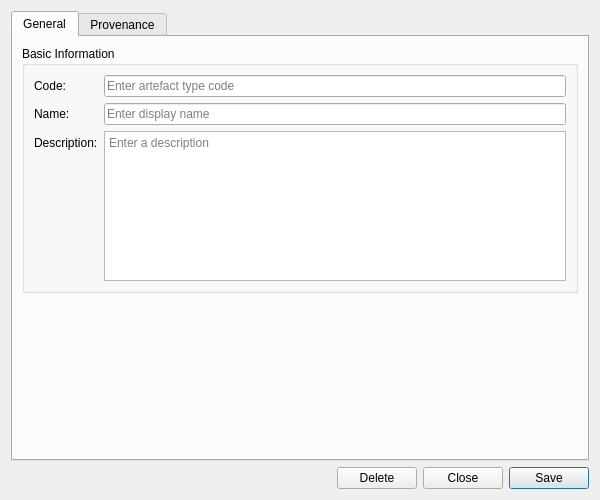
This is projects/ores.qt/dq/ui/ArtefactTypeDetailDialog.ui in OreStudio/OreStudio as Qt 5 draws it before an edit. The edited form follows.
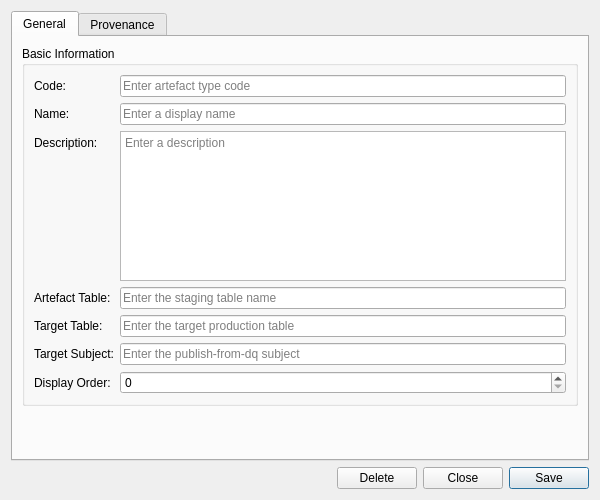
This is the edited form. Custom widgets are drawn as their Qt base class.

Commit message: [dq,sql,codegen] Fix artefact_type detail fields/eventing and DQ tenant-copy duplicate rows

What changed in the file:
```diff
--- a/projects/ores.qt/dq/ui/ArtefactTypeDetailDialog.ui
+++ b/projects/ores.qt/dq/ui/ArtefactTypeDetailDialog.ui
@@ -65,7 +65,7 @@
           <item row="1" column="1">
            <widget class="QLineEdit" name="nameEdit">
             <property name="placeholderText">
-             <string>Enter display name</string>
+             <string>Enter a display name</string>
             </property>
            </widget>
           </item>
@@ -95,6 +95,65 @@
             </property>
            </widget>
           </item>
+          <item row="3" column="0">
+           <widget class="QLabel" name="labelArtefactTable">
+            <property name="text">
+             <string>Artefact Table:</string>
+            </property>
+           </widget>
+          </item>
+          <item row="3" column="1">
+           <widget class="QLineEdit" name="artefactTableEdit">
+            <property name="placeholderText">
+             <string>Enter the staging table name</string>
+            </property>
+           </widget>
+          </item>
+          <item row="4" column="0">
+           <widget class="QLabel" name="labelTargetTable">
+            <property name="text">
+             <string>Target Table:</string>
+            </property>
+           </widget>
+          </item>
+          <item row="4" column="1">
+           <widget class="QLineEdit" name="targetTableEdit">
+            <property name="placeholderText">
+             <string>Enter the target production table</string>
+            </property>
+           </widget>
+          </item>
+          <item row="5" column="0">
+           <widget class="QLabel" name="labelTargetSubject">
+            <property name="text">
+             <string>Target Subject:</string>
+            </property>
+           </widget>
+          </item>
+          <item row="5" column="1">
+           <widget class="QLineEdit" name="targetSubjectEdit">
+            <property name="placeholderText">
+             <string>Enter the publish-from-dq subject</string>
+            </property>
+           </widget>
+          </item>
+          <item row="6" column="0">
+           <widget class="QLabel" name="labelDisplayOrder">
+            <property name="text">
+             <string>Display Order:</string>
+            </property>
+           </widget>
+          </item>
+          <item row="6" column="1">
+           <widget class="QSpinBox" name="displayOrderEdit">
+            <property name="minimum">
+             <number>0</number>
+            </property>
+            <property name="maximum">
+             <number>9999</number>
+            </property>
+           </widget>
+          </item>
          </layout>
         </widget>
        </item>
```
The commit also changes 9 other files.
